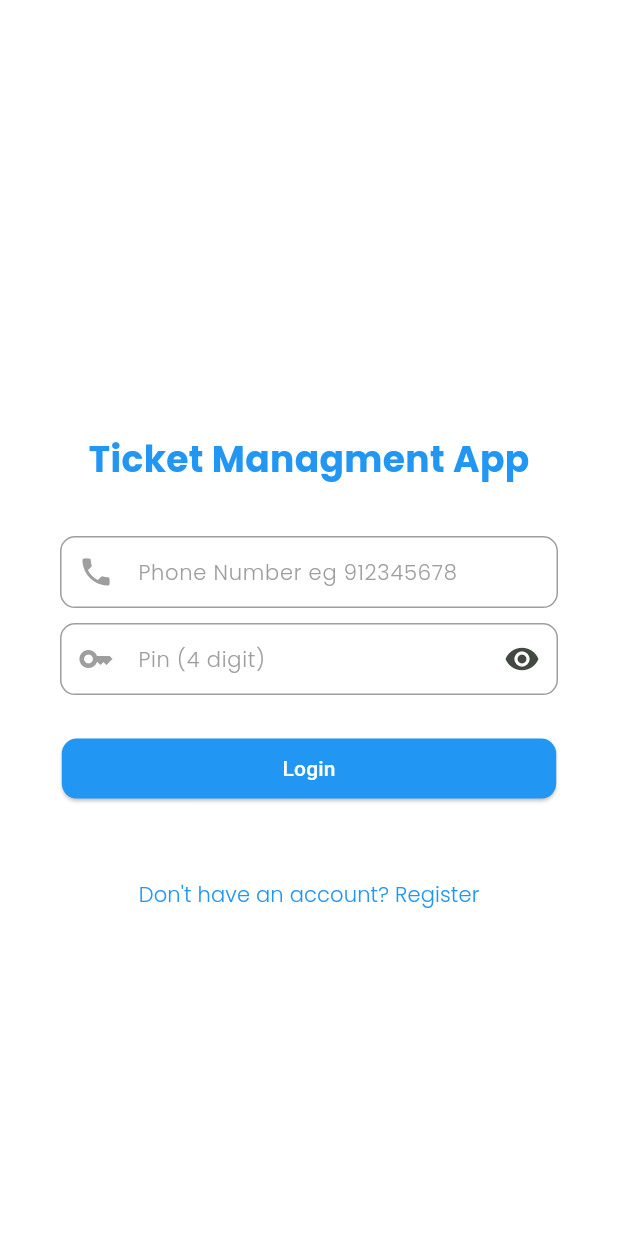
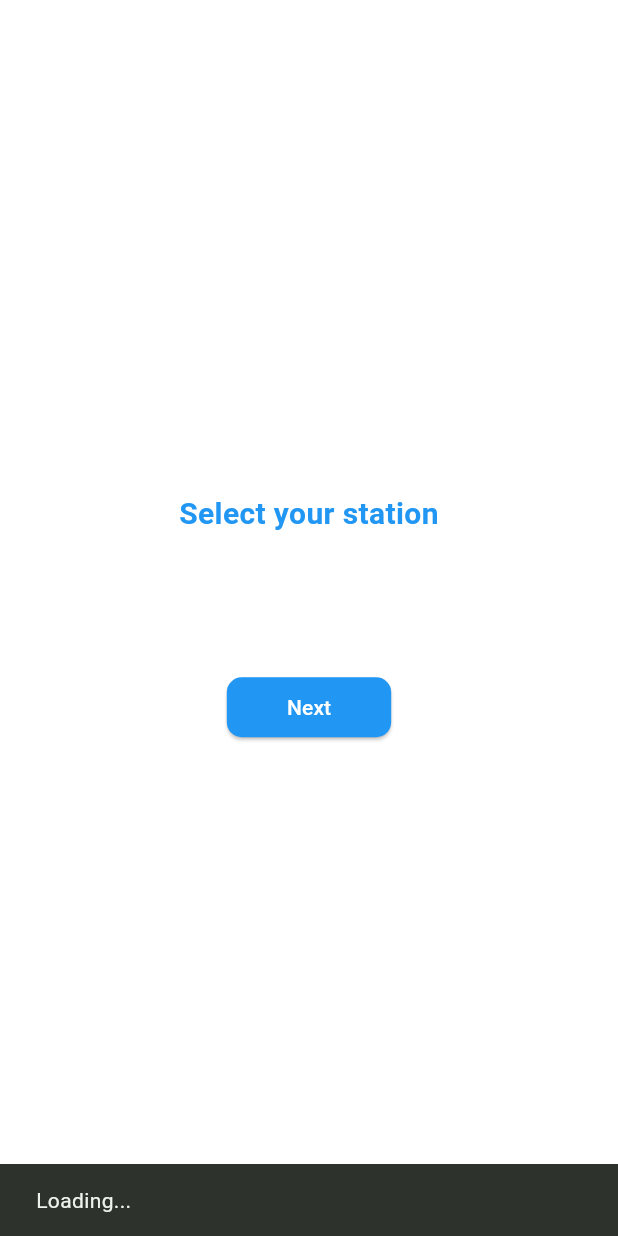
Before and after one commit to Abelabebe313/ticketing_app, a Flutter app: the first screen one second after launch, on a phone screen of 412 x 824 dp. Run offline on Flutter 3.47's test engine with Material 3 defaults, Android fonts, the phone set to English and light mode, and no system bars; our stand-ins replace barcode_widget, bloc, dio, dropdown_search, easy_localization, equatable and 8 more; missing offline and left inert: ethiopian_calendar, restart_app, sunmi_printer_plus; accounts and stored records are empty; network calls fail.

Commit message:
added station selector page

```diff
--- a/lib/main.dart
+++ b/lib/main.dart
@@ -20,6 +20,7 @@ import 'package:transport_app/services/fetch_data.dart';
 import 'bloc/login bloc/login_bloc.dart';
 import 'bloc/station bloc/station_bloc.dart';
 import 'bloc/station bloc/station_state.dart';
+import 'presentation/splash/starter_page.dart';
 
 const vehiclesList = 'vehicle_list';
 const busList = 'bus_queue';
@@ -114,7 +115,7 @@ class MyApp extends StatelessWidget {
                 return (accessToken?.isNotEmpty == true &&
                         pin?.isNotEmpty == true)
                     ? const Pininput()
-                    : const LoginPage();
+                    : const Starter();
               }
             } else {
               return const CircularProgressIndicator();
--- a/lib/presentation/auth/login_page.dart
+++ b/lib/presentation/auth/login_page.dart
@@ -65,7 +65,7 @@ class _LoginPageState extends State<LoginPage> {
                   password: _controllerPassword.text,
                 ),
               );
-          await saveStationToHive();
+          // await saveStationToHive();
         },
         child: _isLoading
             ? const CircularProgressIndicator(
@@ -117,7 +117,8 @@ class _LoginPageState extends State<LoginPage> {
           context,
           MaterialPageRoute(builder: (context) => Home()),
         );
-      } else if (state is LoginLoading) {
+      }
+      else if (state is LoginLoading) {
         setState(() {
           _isLoading = true;
         });
--- a/lib/presentation/auth/registration.dart
+++ b/lib/presentation/auth/registration.dart
@@ -60,7 +60,7 @@ class _RegistrationState extends State<Registration> {
                   confirmPassword: _confirmPasswordController.text,
                 ),
               );
-          await saveStationToHive();
+          // await saveStationToHive();
         },
         child: _isLoading
             ? const CircularProgressIndicator(
--- a/lib/presentation/result/sunmi_printer.dart
+++ b/lib/presentation/result/sunmi_printer.dart
@@ -485,11 +485,11 @@ class _SunmiPrinterPageState extends State<SunmiPrinterPage> {
         style: SunmiStyle(fontSize: SunmiFontSize.SM));
     // await SunmiPrinter.setAlignment(SunmiPrintAlign.CENTER);
     await SunmiPrinter.printText(
-        'Bilbila bilisaa -->8556 Biiroo Geejjiba Oromiyaa YKN',
+        'Bilbila bilisaa --> 8556 Biiroo Geejjiba Oromiyaa YKN',
         style: SunmiStyle(fontSize: SunmiFontSize.MD));
     // await SunmiPrinter.setAlignment(SunmiPrintAlign.CENTER);
-    await SunmiPrinter.printText('Buufata Asella:--> 0911705178 / 0986182364',
-        style: SunmiStyle(fontSize: SunmiFontSize.MD));
+    // await SunmiPrinter.printText('Buufata Asella:--> 0911705178 / 0986182364',
+    //     style: SunmiStyle(fontSize: SunmiFontSize.MD));
     await SunmiPrinter.lineWrap(3);
     await SunmiPrinter.exitTransactionPrint(true);
   }
--- a/lib/presentation/result/ticket_result.dart
+++ b/lib/presentation/result/ticket_result.dart
@@ -597,11 +597,11 @@ class ResultPageState extends State<ResultPage> {
         style: SunmiStyle(fontSize: SunmiFontSize.SM));
     // await SunmiPrinter.setAlignment(SunmiPrintAlign.CENTER);
     await SunmiPrinter.printText(
-        'Bilbila bilisaa -->8556 Biiroo Geejjiba Oromiyaa YKN',
+        'Bilbila bilisaa --> 8556 Biiroo Geejjiba Oromiyaa YKN',
         style: SunmiStyle(fontSize: SunmiFontSize.MD));
     // await SunmiPrinter.setAlignment(SunmiPrintAlign.CENTER);
-    await SunmiPrinter.printText('Buufata Asella:--> 0911705178 / 0986182364',
-        style: SunmiStyle(fontSize: SunmiFontSize.MD));
+    // await SunmiPrinter.printText('Buufata Asella:--> 0911705178 / 0986182364',
+    //     style: SunmiStyle(fontSize: SunmiFontSize.MD));
     await SunmiPrinter.lineWrap(3);
     // await SunmiPrinter.setAlignment(SunmiPrintAlign.CENTER);
     // await SunmiPrinter.printText('Powered by: Dalex ',
--- /dev/null
+++ b/lib/presentation/splash/starter_page.dart
@@ -0,0 +1,207 @@
+import 'package:flutter/material.dart';
+import 'package:flutter_bloc/flutter_bloc.dart';
+import 'package:shared_preferences/shared_preferences.dart';
+import 'package:transport_app/presentation/auth/login_page.dart';
+import 'package:transport_app/presentation/widgets/station_dropdowns.dart';
+
+import '../../bloc/station bloc/station_bloc.dart';
+import '../../bloc/station bloc/station_event.dart';
+import '../../bloc/station bloc/station_state.dart';
+import '../../models/update_model.dart';
+import '../../utils/save_station.dart';
+
+class Starter extends StatefulWidget {
+  const Starter({super.key});
+
+  @override
+  State<Starter> createState() => _StarterState();
+}
+
+class _StarterState extends State<Starter> {
+  List<StationInfo>? station_Info;
+  StationInfo? l_SelectedStation;
+
+  bool _isloading = false;
+  @override
+  void initState() {
+    super.initState();
+    checkFirstVisit();
+    context.read<StationBloc>().add(FetchStationInfoEvent());
+  }
+
+  Future<void> checkFirstVisit() async {
+    final prefs = await SharedPreferences.getInstance();
+    final stationSelectedBefore = prefs.getBool('station_selected') ?? false;
+
+    Future.delayed(
+      const Duration(seconds: 2),
+      () {
+        if (stationSelectedBefore) {
+          // If visited before, navigate to Home()
+          Navigator.pushReplacement(
+            context,
+            MaterialPageRoute(builder: (context) => const LoginPage()),
+          );
+        } else {
+          // Set visited_before flag to true for future visits
+          prefs.setBool('station_selected', true);
+        }
+      },
+    );
+  }
+
+  @override
+  Widget build(BuildContext context) {
+    return BlocConsumer<StationBloc, StationInfoState>(
+        listener: (context, state) {
+      if (state is StationInfoLoading) {
+        setState(() {
+          _isloading = true;
+        });
+        ScaffoldMessenger.of(context).showSnackBar(
+          const SnackBar(
+            content: Text('Loading...'),
+          ),
+        );
+      } else if (state is StationInfoSuccess) {
+        setState(() {
+          station_Info = state.stations;
+          _isloading = false;
+        });
+      } else if (state is StationInfoError) {
+        setState(() {
+          _isloading = false;
+        });
+        ScaffoldMessenger.of(context).showSnackBar(
+          SnackBar(
+            content: Text(state.errorMessage),
+          ),
+        );
+      }
+    }, builder: (context, snapshot) {
+      return Builder(builder: (context) {
+        return Scaffold(
+          backgroundColor: Colors.white,
+          body: Column(
+            mainAxisAlignment: MainAxisAlignment.center,
+            children: [
+              const Center(
+                child: Text(
+                  'Select your station',
+                  textAlign: TextAlign.center,
+                  style: TextStyle(
+                    fontSize: 20,
+                    fontWeight: FontWeight.bold,
+                    color: Colors.blue,
+                  ),
+                ),
+              ),
+              const SizedBox(height: 20),
+              _isloading
+                  ? const Center(
+                      child: CircularProgressIndicator(),
+                    )
+                  : Container(
+                      padding: const EdgeInsets.fromLTRB(40, 5, 40, 5),
+                      margin: const EdgeInsets.fromLTRB(20, 5, 20, 5),
+                      child: (station_Info != null)
+                          ? SizedBox(
+                              height: 60,
+                              child: DropdownButtonFormField<StationInfo>(
+                                hint: const Text(
+                                  'Select Station',
+                                  style: TextStyle(
+                                    color: Colors.grey,
+                                    fontFamily: 'Poppins-Light',
+                                    fontSize: 14,
+                                  ),
+                                ),
+                                value: l_SelectedStation,
+                                onChanged: (value) {
+                                  setState(() {
+                                    l_SelectedStation = value;
+                                  });
+                                },
+                                items: station_Info!
+                                    .map<DropdownMenuItem<StationInfo>>(
+                                        (station) {
+                                  return DropdownMenuItem<StationInfo>(
+                                    value: station,
+                                    child: Text(
+                                      station.name!,
+                                      style: const TextStyle(
+                                        color: Colors.black,
+                                        fontFamily: 'Poppins-Light',
+                                        fontSize: 14,
+                                      ),
+                                    ),
+                                  );
+                                }).toList(),
+                                decoration: const InputDecoration(
+                                  contentPadding: EdgeInsets.symmetric(
+                                      vertical: 16, horizontal: 12),
+                                  enabledBorder: OutlineInputBorder(
+                                    borderSide: BorderSide(
+                                        color: Colors.grey, width: 1),
+                                    borderRadius: BorderRadius.all(
+                                      Radius.circular(10),
+                                    ),
+                                  ),
+                                  focusedBorder: OutlineInputBorder(
+                                    borderSide: BorderSide(
+                                      color: Colors.blue,
+                                      width: 1,
+                                    ),
+                                    borderRadius: BorderRadius.all(
+                                      Radius.circular(10),
+                                    ),
+                                  ),
+                                ),
+                                isExpanded: true,
+                                isDense: true,
+                                style: const TextStyle(color: Colors.grey),
+                              ),
+                            )
+                          : Container(),
+                    ),
+              const SizedBox(
+                height: 50,
+              ),
+              ElevatedButton(
+                onPressed: () {
+                  // if station selected move to login page
+                  if (l_SelectedStation != null) {
+                    // Save selected station to Hive
+                    saveStationToHive(l_SelectedStation!);
+
+                    Navigator.push(
+                      context,
+                      MaterialPageRoute(
+                        builder: (context) => LoginPage(),
+                      ),
+                    );
+                  } else {
+                    ScaffoldMessenger.of(context).showSnackBar(
+                      const SnackBar(
+                        content: Text('Please select a station'),
+                      ),
+                    );
+                  }
+                },
+                style: ElevatedButton.styleFrom(
+                  backgroundColor: Colors.blue,
+                  foregroundColor: Colors.white,
+                  padding: const EdgeInsets.fromLTRB(40, 10, 40, 10),
+                  shape: RoundedRectangleBorder(
+                    borderRadius: BorderRadius.circular(10),
+                  ),
+                ),
+                child: const Text('Next'),
+              ),
+            ],
+          ),
+        );
+      });
+    });
+  }
+}
```
Also changed, not shown: lib/utils/save_station.dart (+27 -5 lines), 2 other files.
